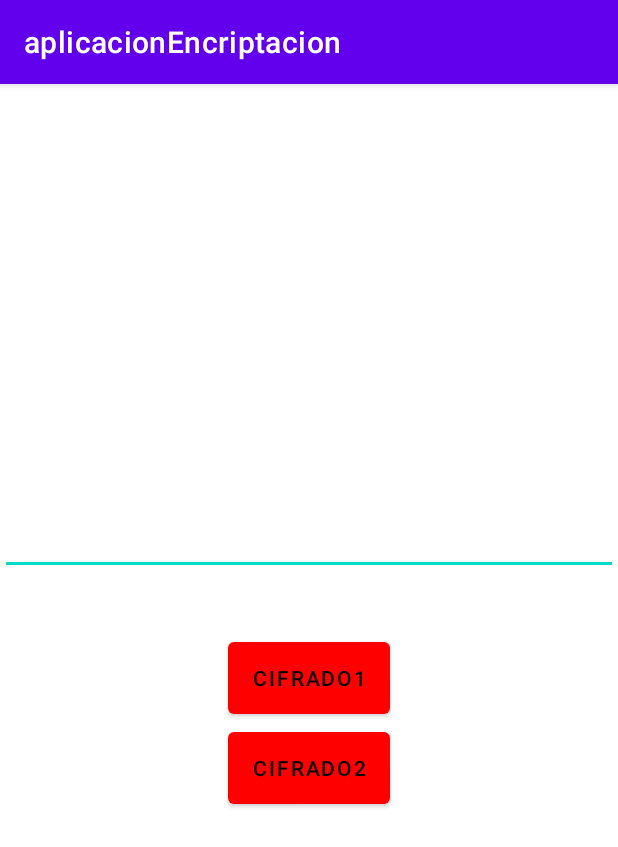
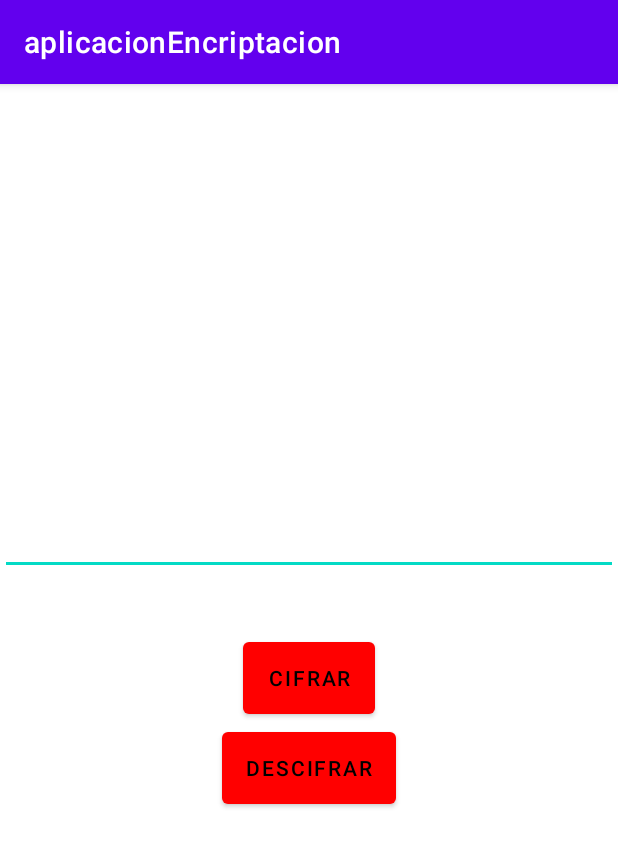
Before and after one commit to Estefano22/aplicacionEncriptacion, an Android app: the screen it shows after launch (MainActivity), on a phone screen of 412 x 824 dp. Shown: the top 847 px of the screen. Run offline under Robolectric (Android 15) with nearby library versions, the phone set to English and light mode, and no system bars.

Commit message:
mas o menos

```diff
--- a/app/build.gradle
+++ b/app/build.gradle
@@ -9,7 +9,7 @@ android {
 
     defaultConfig {
         applicationId "com.example.aplicacionencriptacion"
-        minSdkVersion 16
+        minSdkVersion 26
         targetSdkVersion 30
         versionCode 1
         versionName "1.0"
@@ -43,7 +43,7 @@ dependencies {
     implementation 'androidx.appcompat:appcompat:1.3.0'
     implementation 'com.google.android.material:material:1.3.0'
     implementation 'androidx.constraintlayout:constraintlayout:2.0.4'
-    testImplementation 'junit:junit:4.+'
+    testImplementation 'junit:junit:4.13.2'
     androidTestImplementation 'androidx.test.ext:junit:1.1.2'
     androidTestImplementation 'androidx.test.espresso:espresso-core:3.3.0'
 }
--- a/app/src/main/java/com/example/aplicacionencriptacion/MainActivity.kt
+++ b/app/src/main/java/com/example/aplicacionencriptacion/MainActivity.kt
@@ -12,51 +12,50 @@ import javax.crypto.spec.SecretKeySpec
 
 class MainActivity : AppCompatActivity() {
     private lateinit var binding: ActivityMainBinding
+
+
+    val llave_para_encriptar = "askdhjlashjdkla"
+
     override fun onCreate(savedInstanceState: Bundle?) {
         super.onCreate(savedInstanceState)
         binding = ActivityMainBinding.inflate(layoutInflater)
         setContentView(binding.root)
 
-        descifrar(cifrar("Hola", "qwertyuiopasdfg"), "qwertyuiopasdfg")
+
+        binding.button.setOnClickListener{
+            val textoCifrado = cifrar(binding.editText1.text.toString())
+            binding.TextView1.text = textoCifrado
+        }
 
 
+        binding.button2.setOnClickListener{
+            val textodescifrado = descifrar(binding.TextView1.text.toString())
+            binding.TextView2.text = textodescifrado
+        }
+    }
 
-
-
-
-
-
-
-
+    private fun cifrar(textoparacifrar: String ): String {
+        val cipher = Cipher.getInstance(llave_para_encriptar)
+        cipher.init(Cipher.ENCRYPT_MODE, getKey(llave_para_encriptar))
+        val textCifrado = cipher.doFinal(textoparacifrar.toByteArray(Charsets.UTF_8))
+        return String (textCifrado)
 
     }
-    private fun cifrar(textoEnString: String, llaveEnString: String): String {
-        println("Voy a cifrar $textoEnString")
-        val cipher = Cipher.getInstance("AES/ECB/PKCS5Padding")
-        cipher.init(Cipher.ENCRYPT_MODE, getKey(llaveEnString))
-        val textCifrado = Base64.getEncoder().encodeToString(cipher.doFinal(textoEnString.toByteArray(Charsets.UTF_8)))
-        println("He obtenido $textCifrado")
-        return textCifrado
-
-    }
-
 
     private fun getKey(llaveEnString : String): SecretKeySpec {
         var llaveUtf8 = llaveEnString.toByteArray(Charsets.UTF_8)
         val sha = MessageDigest.getInstance("SHA-1")
         llaveUtf8 = sha.digest(llaveUtf8)
-        llaveUtf8 = llaveUtf8.copyOf(16)
+        llaveUtf8 = llaveUtf8.copyOf(13)
         return SecretKeySpec(llaveUtf8, "AES")
     }
 
     @Throws(BadPaddingException::class)
-    private fun descifrar(textoCifrrado : String, llaveEnString : String) : String {
-        println("Voy a descifrar $textoCifrrado")
-        val cipher = Cipher.getInstance("AES/ECB/PKCS5Padding")
-        cipher.init(Cipher.DECRYPT_MODE, getKey(llaveEnString));
-        val textDescifrado = String(cipher.doFinal(Base64.getDecoder().decode(textoCifrrado)))
-        println("He obtenido $textDescifrado")
+    private fun descifrar(textoparadescifrado : String ) : String {
+        val cipher = Cipher.getInstance(llave_para_encriptar)
+        cipher.init(Cipher.DECRYPT_MODE, getKey(llave_para_encriptar));
+        val textDescifrado = String(cipher.doFinal(Base64.getDecoder().decode(textoparadescifrado)))
         return textDescifrado
     }
 
-    }
+}
--- a/app/src/main/res/layout/activity_main.xml
+++ b/app/src/main/res/layout/activity_main.xml
@@ -21,25 +21,18 @@
         android:layout_width="match_parent"
         android:layout_height="wrap_content"
         android:id="@+id/TextView1"
-        android:text=""
-        app:layout_constraintBottom_toBottomOf="parent"
-        app:layout_constraintLeft_toLeftOf="parent"
-        app:layout_constraintRight_toRightOf="parent"
-        app:layout_constraintTop_toTopOf="parent" />
+         />
     <TextView
         android:layout_width="match_parent"
         android:layout_height="wrap_content"
-        android:text=""
-        app:layout_constraintBottom_toBottomOf="parent"
-        app:layout_constraintLeft_toLeftOf="parent"
-        app:layout_constraintRight_toRightOf="parent"
-        app:layout_constraintTop_toTopOf="parent" />
+        android:id="@+id/TextView2"
+         />
 
     <Button
         android:id="@+id/button"
         android:layout_width="wrap_content"
         android:layout_height="60dp"
-        android:text="cifrado1"
+        android:text="cifrar"
         android:textColor="#000000"
         app:backgroundTint="#FF0000"
         app:iconTint="#000000" />
@@ -47,8 +40,9 @@
         android:id="@+id/button2"
         android:layout_width="wrap_content"
         android:layout_height="60dp"
-        android:text="cifrado2"
+        android:text="Descifrar"
         android:textColor="#000000"
         app:backgroundTint="#FF0000"
         app:iconTint="#000000" />
+
 </LinearLayout>
```
